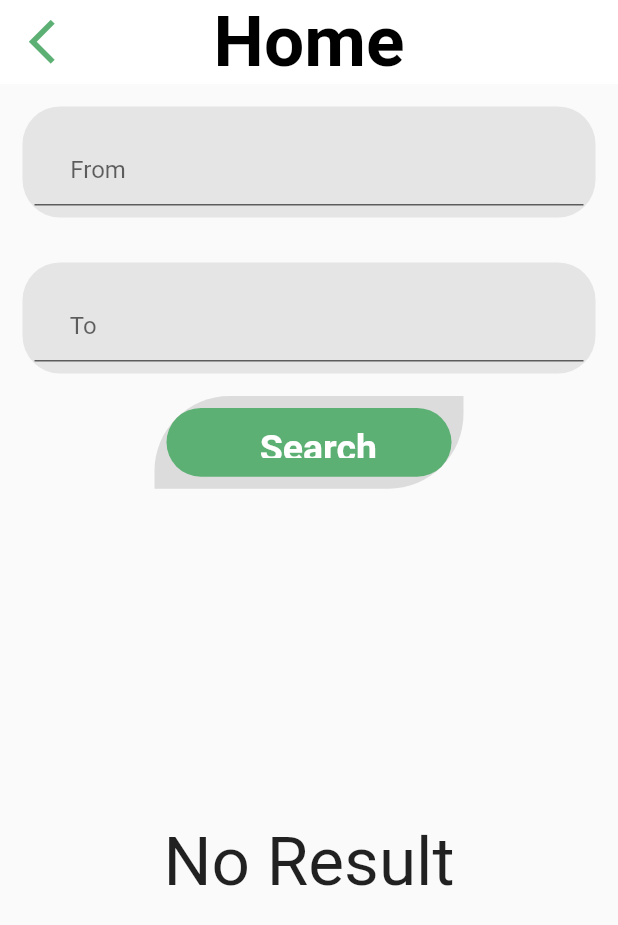
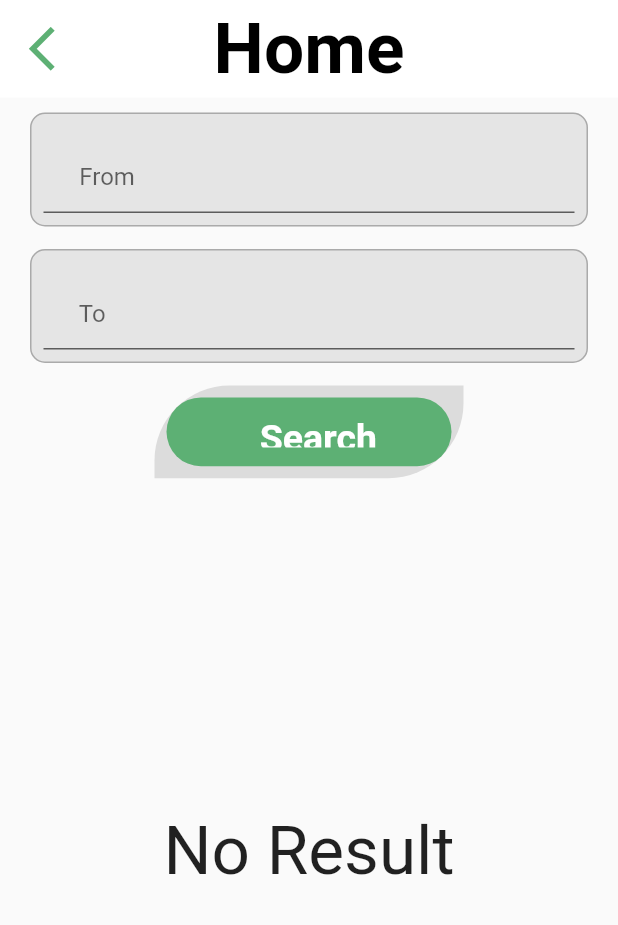
Before and after one commit to eslamohammed/Gimmeflutter, a Flutter app: the SearchPage screen opened directly, on a phone screen of 412 x 824 dp. Shown: the top 925 px of the screen. Run offline on Flutter 3.47's test engine with Material 2 defaults, Android fonts, the phone set to English and light mode, and no system bars; our stand-ins replace dio, flutter_rating_bar, geocoding, geolocator, get, google_maps_flutter and 3 more; missing offline and left inert: flutter_polyline_points, flutter_stripe, jwt_decode; accounts and stored records are empty.

Commit message:
change Search page UI

```diff
--- a/lib/modules/Search/searchPage.dart
+++ b/lib/modules/Search/searchPage.dart
@@ -40,6 +40,7 @@ class _SearchPageState extends State<SearchPage> {
   Widget build(BuildContext context) {
     return Scaffold(
       appBar: AppBar(
+          toolbarHeight: 65,
           title: const Text(
             'Home',
             style: TextStyle(
@@ -79,11 +80,12 @@ class _SearchPageState extends State<SearchPage> {
             child: Column(
               children: [
                 Padding(//From
-                  padding: const EdgeInsets.all(15),
+                  padding: const EdgeInsets.only(left: 20 , right: 20 , bottom: 15 , top: 10),
                   child: Container(
                       decoration: BoxDecoration(
                           color: fillColors,
-                          borderRadius: BorderRadius.circular(25)),
+                          border:  Border.all(color: Colors.black26 ,width:1 ,style: BorderStyle.solid ),
+                          borderRadius: BorderRadius.circular(10)),
                       child: Padding(
                         padding: const EdgeInsets.all(8.0),
                         child: CustomInputTextFieldWidget(
@@ -96,11 +98,12 @@ class _SearchPageState extends State<SearchPage> {
                       ),
                 ),
                 Padding(//To
-                  padding: const EdgeInsets.all(15),
+                  padding: const EdgeInsets.only(left: 20 , right: 20 , bottom: 15),
                   child: Container(
                     decoration: BoxDecoration(
-                        color:fillColors,
-                        borderRadius: BorderRadius.circular(25)),
+                      color:fillColors,
+                      border:  Border.all(color: Colors.black26 ,width:1 ,style: BorderStyle.solid ),
+                      borderRadius: BorderRadius.circular(10)),
                     child: Padding(
                       padding: const EdgeInsets.all(8.0),
                       child: CustomInputTextFieldWidget(
```
